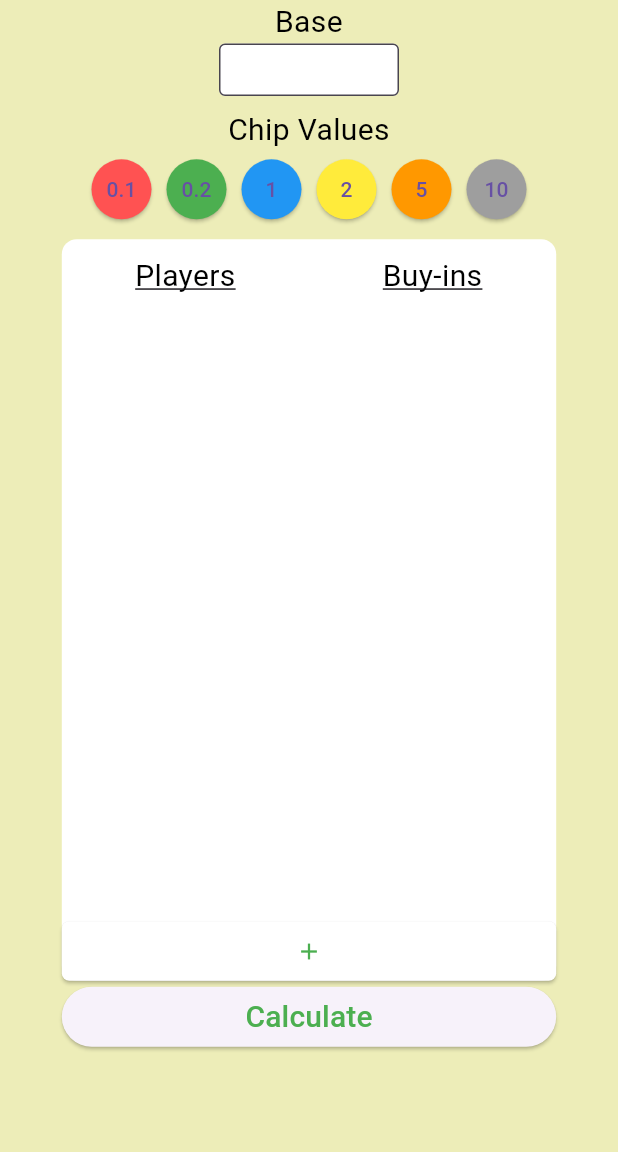
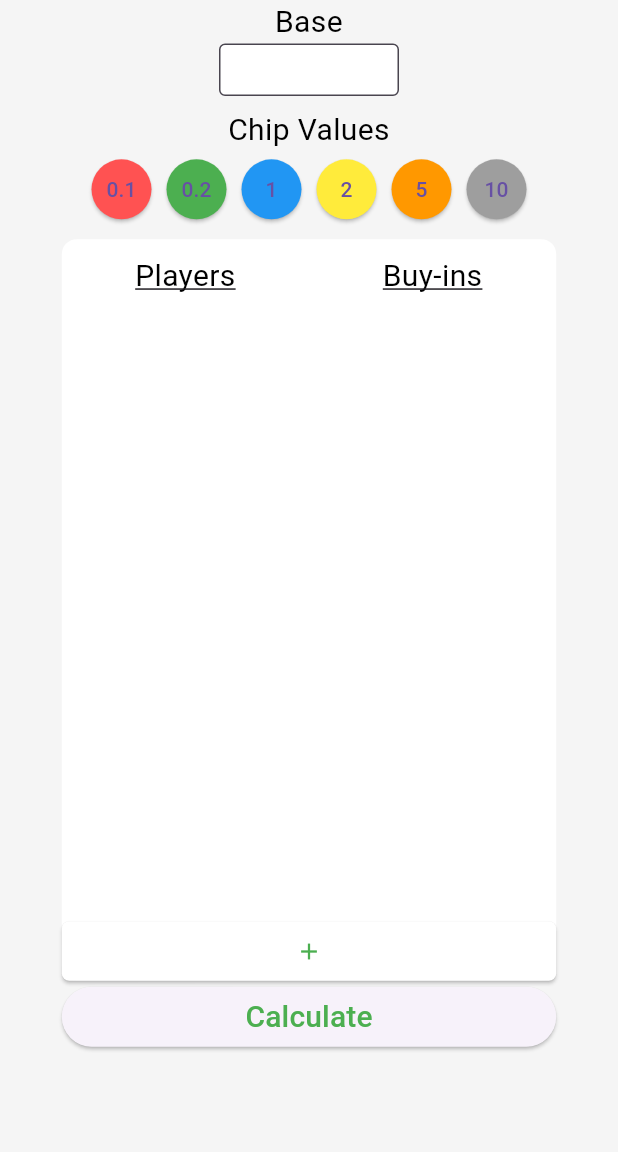
Before and after one commit to Boonpin97/chips_counter_V2, a Flutter app: the screen it shows after launch, on a phone screen of 412 x 824 dp, the part 84-1236 px from its top. Run offline on Flutter 3.47's test engine with Material 3 defaults, Android fonts, the phone set to English and light mode, and no system bars; missing offline and left inert: dart:ffi.

Commit message:
Improved UI to white

```diff
--- a/lib/pages/denominationPage.dart
+++ b/lib/pages/denominationPage.dart
@@ -113,7 +113,7 @@ class _DenominationPageState extends State<DenominationPage> {
     double screenHeight = MediaQuery.of(context).size.height;
     double screenWidth = MediaQuery.of(context).size.width;
     return Scaffold(
-      backgroundColor: const Color(0xFFEDEDB8),
+      backgroundColor: const Color(0xFFF5F5F5),
       appBar: AppBar(
         title: const Text(
           'Chips Counter',
--- a/lib/pages/home.dart
+++ b/lib/pages/home.dart
@@ -31,7 +31,7 @@ class _MyWidgetState extends State<HomePage> {
     final double screenWidth = MediaQuery.of(context).size.width;
     final double screenHeight = MediaQuery.of(context).size.height;
     return Scaffold(
-      backgroundColor: const Color(0xFFEDEDB8),
+      backgroundColor: const Color(0xFFF5F5F5),
       appBar: AppBar(
         title: const Text(
           'Chips Counter',
--- a/lib/pages/summaryPage.dart
+++ b/lib/pages/summaryPage.dart
@@ -15,7 +15,7 @@ class SummaryPage extends StatelessWidget {
     double screenHeight = MediaQuery.of(context).size.height;
     double screenWidth = MediaQuery.of(context).size.width;
     return Scaffold(
-      backgroundColor: const Color(0xFFEDEDB8),
+      backgroundColor: const Color(0xFFF5F5F5),
       appBar: AppBar(
         title: const Text(
           'Chips Counter',
--- a/lib/widgets/base.dart
+++ b/lib/widgets/base.dart
@@ -56,10 +56,9 @@ class _BaseState extends State<Base> {
               fontSize: 15,
             ),
             textAlign: TextAlign.values[2],
-            keyboardType: TextInputType.number,
+            keyboardType: const TextInputType.numberWithOptions(decimal: true),
             inputFormatters: [
-              FilteringTextInputFormatter.digitsOnly,
-              FilteringTextInputFormatter.allow(RegExp(r'[0-9]'))
+              FilteringTextInputFormatter.allow(RegExp(r'^\d*\.?\d{0,2}')),
             ],
             decoration: const InputDecoration(
                 border: OutlineInputBorder(),
--- a/lib/widgets/playerearning.dart
+++ b/lib/widgets/playerearning.dart
@@ -19,7 +19,7 @@ class PlayerEarning extends StatelessWidget {
     double screenHeight = MediaQuery.of(context).size.height;
     double screenWidth = MediaQuery.of(context).size.width;
     return Container(
-      decoration: const BoxDecoration(color: const Color(0xFFEDEDB8)),
+      decoration: const BoxDecoration(color: Color(0xFFF5F5F5)),
       alignment: Alignment.center,
       child: Column(
         children: [
```
Also changed, not shown: lib/widgets/earningcard.dart (+8 -4 lines).
